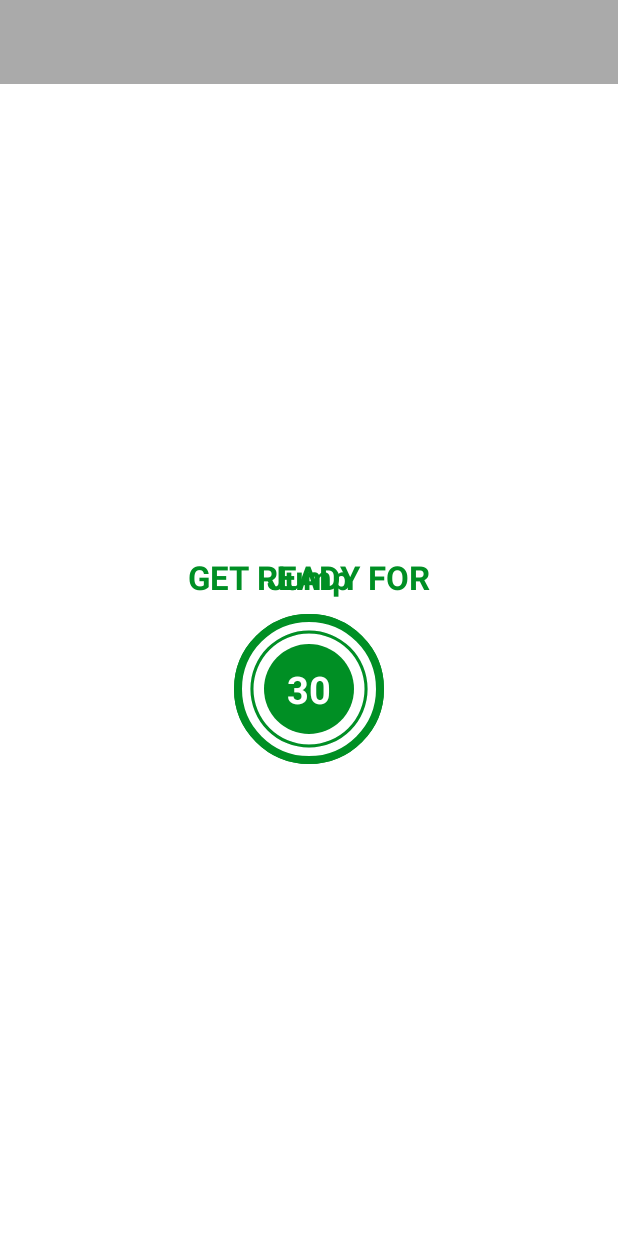
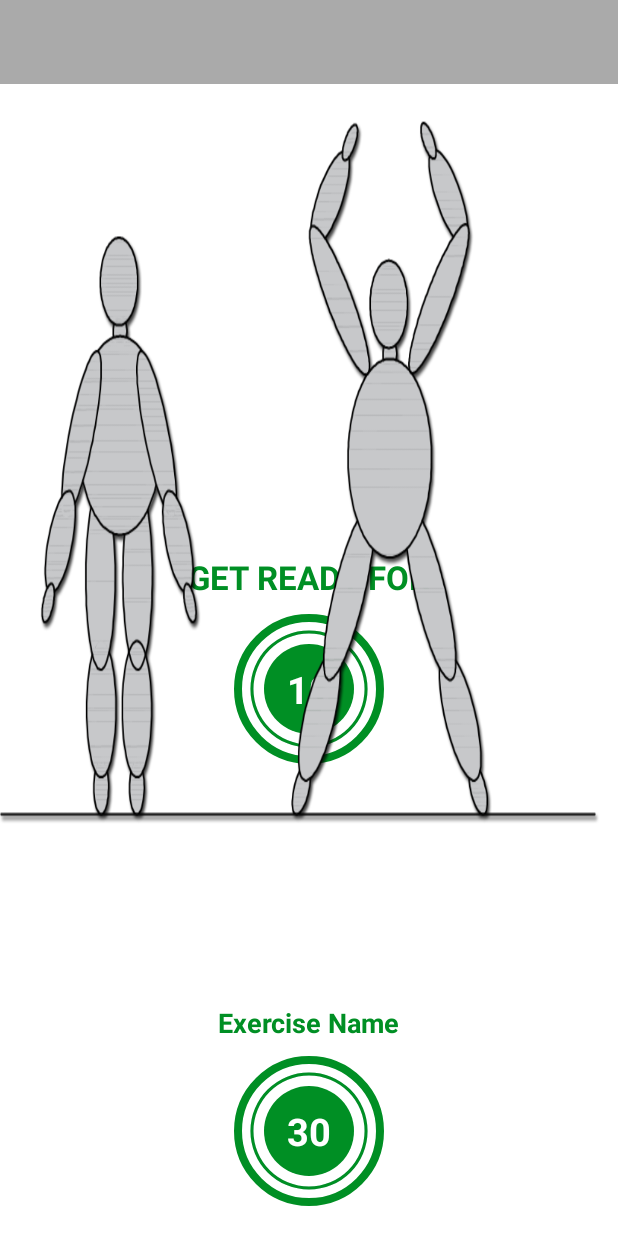
Before and after one commit to tusharja-in/fitnessApp, an Android app: the layout activity_exercise.xml on its own in the app's theme, with its tools: preview values and no code run, on a phone screen of 412 x 824 dp. Run offline under Robolectric (Android 15) with nearby library versions, the phone set to English and light mode, and no system bars.

Commit message:
now can see exercises.

```diff
--- a/app/src/main/res/layout/activity_exercise.xml
+++ b/app/src/main/res/layout/activity_exercise.xml
@@ -79,19 +79,29 @@
         android:visibility="invisible"
         tools:visibility="visible">
 
+        <ImageView
+            android:id="@+id/ivImage"
+            android:layout_width="match_parent"
+            android:layout_height="0dp"
+            android:layout_weight="1"
+            android:scaleType="fitXY"
+            android:src="@drawable/ic_jumping_jacks" />
+
         <TextView
+            android:id="@+id/tvExerciseName"
             android:layout_width="wrap_content"
             android:layout_height="wrap_content"
-            android:text="Jump"
+            android:text="Exercise Name"
             android:textColor="@color/colorAccent"
-            android:textSize="22sp"
+            android:textSize="18sp"
             android:textStyle="bold" />
 
         <FrameLayout
             android:layout_width="100dp"
             android:layout_height="100dp"
             android:layout_marginTop="10dp"
-            android:background="@drawable/item_circular_color_accent_border">
+            android:background="@drawable/item_circular_color_accent_border"
+            android:layout_marginBottom="20dp">
 
             <ProgressBar
                 android:id="@+id/progressExerciseBar"
```
Also changed, not shown: app/src/main/java/com/fitness/a7minworkoutapp/ExerciseActivity.kt (+15 -5 lines).
